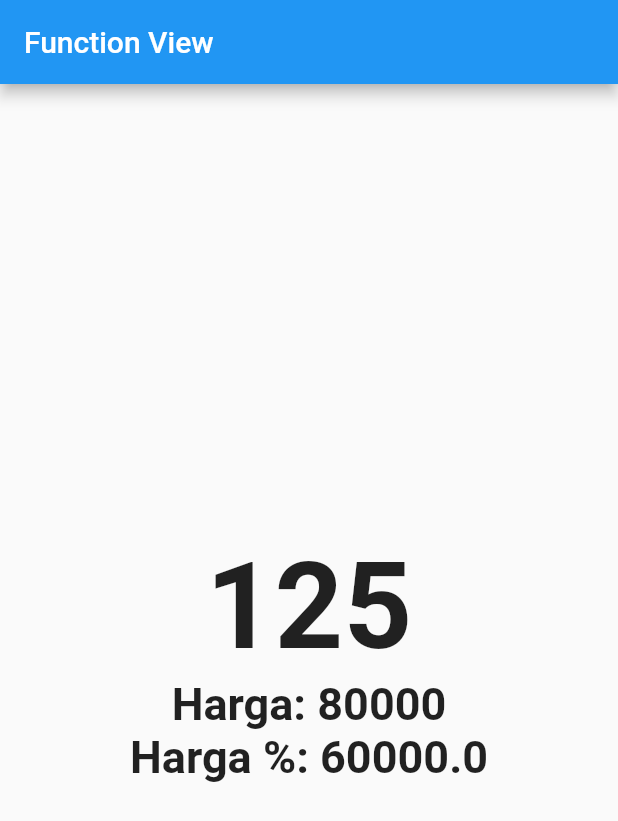
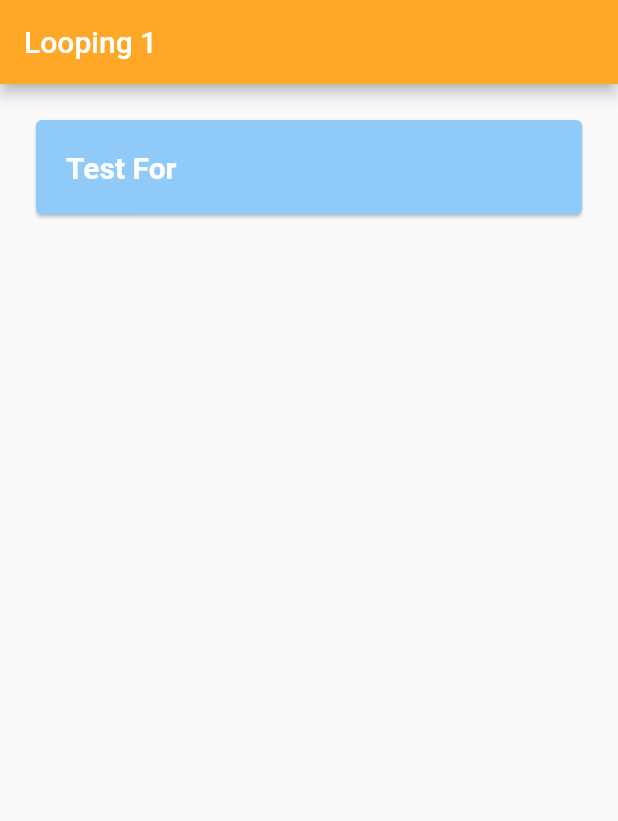
Before and after one commit to codekaze/state_management_tutorial, a Flutter app: the screen it shows after launch, on a phone screen of 412 x 824 dp. Shown: the top 821 px of the screen. Run offline on Flutter 3.47's test engine with Material 2 defaults, Android fonts, the phone set to English and light mode, and no system bars; our stand-ins replace get.

Commit message:
Sat, Apr 17, 10:18:24

```diff
--- a/lib/function/function.dart
+++ b/lib/function/function.dart
@@ -39,6 +39,7 @@ class _FunctionViewState extends State<FunctionView> {
     var hargaProduk = 80000;
     var hargaSetelahDiskon = diskonProduk(hargaProduk);
 
+    var test = 2;
     return Scaffold(
       appBar: AppBar(
         title: Text("Function View"),
--- /dev/null
+++ b/lib/looping/looping1.dart
@@ -0,0 +1,134 @@
+import 'dart:developer';
+
+import 'package:flutter/material.dart';
+import 'package:get/get.dart';
+
+class Looping1View extends StatefulWidget {
+  @override
+  _Looping1ViewState createState() => _Looping1ViewState();
+}
+
+class _Looping1ViewState extends State<Looping1View> {
+  @override
+  Widget build(BuildContext context) {
+    return Scaffold(
+      appBar: AppBar(
+        backgroundColor: Colors.orange[400],
+        title: Text("Looping 1"),
+      ),
+      body: Container(
+        padding: EdgeInsets.all(20.0),
+        child: Column(
+          children: [
+            InkWell(
+              onTap: () {
+                //----------------
+                // var initialValue = 5;
+                // var factorial = 1;
+
+                // for (var i = initialValue; i >= 1; i--) {
+                //   factorial *= i;
+                // }
+                // print(factorial);
+
+                // var umurIca = 40;
+                // print("Hallo Ica");
+                // print("Umur saya $umurIca");
+                // log("222222222222222222222222asfkaosfkaosfkaoksfaoksfaoskfasf1201r2");
+                //-------------
+                //
+                //
+
+                // for (var i = 0; i <= 5; i++) {
+                //   print("Hello : $i");
+                // }
+
+                // print("----------");
+
+                // for (var i = 0; i <= 5; i++) {
+                //   if (i % 2 == 0) {
+                //     print("Hello : $i");
+                //   }
+                // }
+
+                // print("----------");
+
+                // List<String> listHewan = [
+                //   "Kucing",
+                //   "Sapi",
+                //   "Kambing",
+                //   "Banteng",
+                //   "Jerapah",
+                //   "Kera",
+                //   "Ular",
+                // ];
+
+                // for (var i = 0; i < listHewan.length; i++) {
+                //   // if (listHewan[i] != "Jerapah") {
+                //   //   print(listHewan[i]);
+                //   // }
+
+                //   // if (listHewan[i].startsWith("B")) {
+                //   //   print(listHewan[i]);
+                //   // }
+
+                //   if (listHewan[i].contains("e")) {
+                //     print(listHewan[i]);
+                //   }
+                // }
+                //
+
+                List<Map> products = [
+                  {
+                    "product_name": "Sabun ABC",
+                    "price": 14500,
+                  },
+                  {
+                    "product_name": "Kecap ABC",
+                    "price": 17500,
+                  },
+                  {
+                    "product_name": "Mama Lemon",
+                    "price": 16500,
+                  },
+                  {
+                    "product_name": "Pepsodent",
+                    "price": 35000,
+                  },
+                ];
+
+                for (var i = 0; i < products.length; i++) {
+                  var product = products[i];
+
+                  var productName = product["product_name"];
+                  var price = product["price"];
+
+                  if (price > 20000) {
+                    print(product);
+                  }
+                }
+
+                print("----------");
+              },
+              child: Card(
+                color: Colors.blue[200],
+                child: Container(
+                  width: Get.width,
+                  padding: const EdgeInsets.all(20.0),
+                  child: Text(
+                    "Test For",
+                    style: TextStyle(
+                      fontSize: 20.0,
+                      color: Colors.white,
+                      fontWeight: FontWeight.bold,
+                    ),
+                  ),
+                ),
+              ),
+            ),
+          ],
+        ),
+      ),
+    );
+  }
+}
--- a/lib/main.dart
+++ b/lib/main.dart
@@ -6,12 +6,13 @@ import 'cart/cart.dart';
 import 'function/function.dart';
 import 'home/view/home_view.dart';
 import 'login.dart';
+import 'looping/looping1.dart';
 import 'whatsapp/select_contact.dart';
 
 void main() {
   runApp(GetMaterialApp(
     debugShowCheckedModeBanner: false,
     defaultTransition: Transition.fade,
-    home: FunctionView(),
+    home: Looping1View(),
   ));
 }
```
